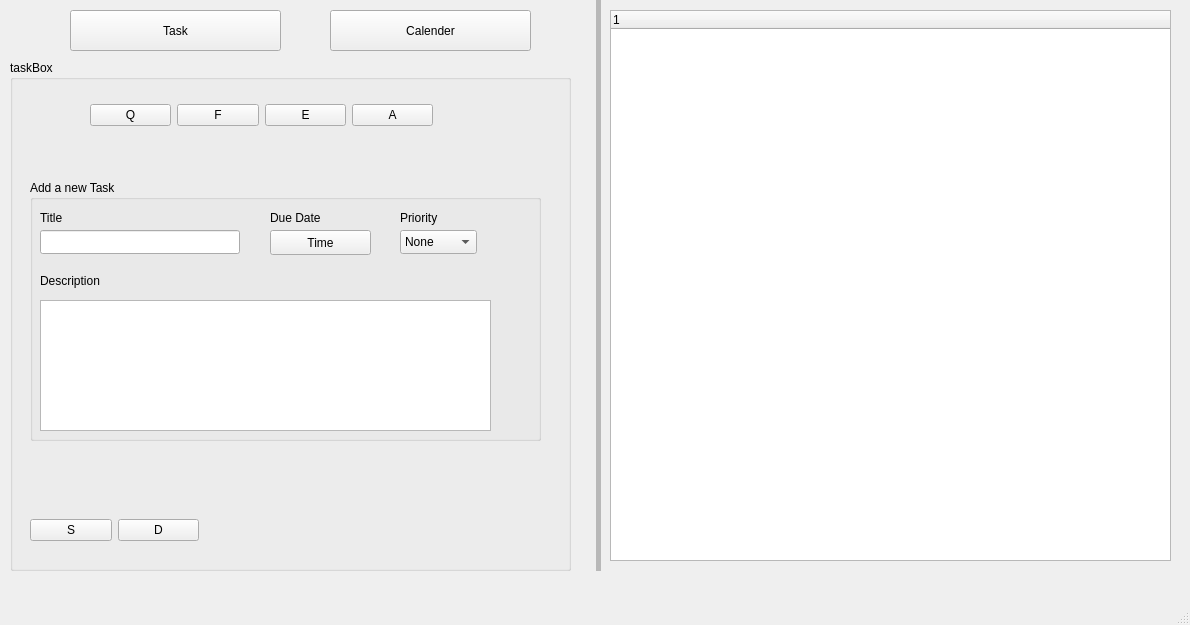
This is mainwindow.ui in mhmdrezanaderi/toDoList as Qt 5 draws it before an edit. The edited form follows.
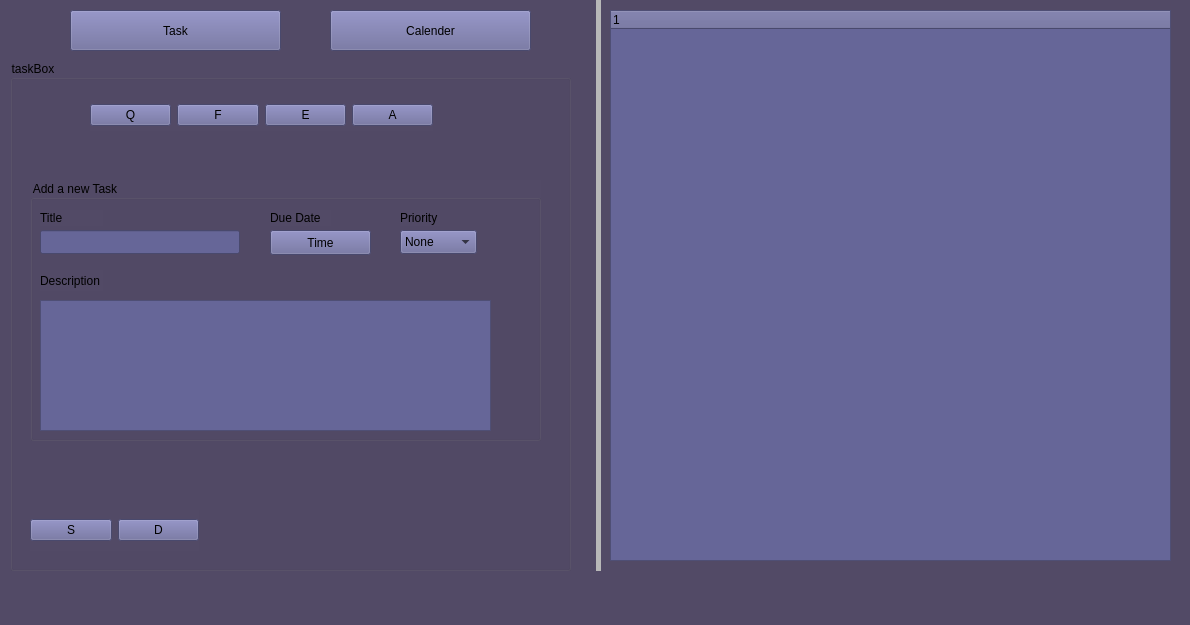
This is the edited form.

Patch:
```diff
--- a/mainwindow.ui
+++ b/mainwindow.ui
@@ -13,6 +13,10 @@
   <property name="windowTitle">
    <string>MainWindow</string>
   </property>
+  <property name="styleSheet">
+   <string notr="true">background-color:rgb(82, 74, 102);
+color: rgb(0, 0, 0)</string>
+  </property>
   <widget class="QWidget" name="centralwidget">
    <widget class="QPushButton" name="Task">
     <property name="geometry">
@@ -23,6 +27,10 @@
       <height>41</height>
      </rect>
     </property>
+    <property name="styleSheet">
+     <string notr="true">background-color:rgb(102, 102, 152);
+</string>
+    </property>
     <property name="text">
      <string>Task</string>
     </property>
@@ -36,6 +44,10 @@
       <height>41</height>
      </rect>
     </property>
+    <property name="styleSheet">
+     <string notr="true">background-color:rgb(102, 102, 152);
+</string>
+    </property>
     <property name="text">
      <string>Calender</string>
     </property>
@@ -113,6 +125,10 @@
         <height>131</height>
        </rect>
       </property>
+      <property name="styleSheet">
+       <string notr="true">background-color:rgb(102, 102, 152);
+</string>
+      </property>
      </widget>
      <widget class="QLabel" name="label">
       <property name="geometry">
@@ -136,6 +152,10 @@
         <height>24</height>
        </rect>
       </property>
+      <property name="styleSheet">
+       <string notr="true">background-color:rgb(102, 102, 152);
+</string>
+      </property>
      </widget>
      <widget class="QLabel" name="title">
       <property name="geometry">
@@ -159,6 +179,10 @@
         <height>25</height>
        </rect>
       </property>
+      <property name="styleSheet">
+       <string notr="true">background-color:rgb(102, 102, 152);
+</string>
+      </property>
       <property name="text">
        <string>Time</string>
       </property>
@@ -185,6 +209,10 @@
         <height>24</height>
        </rect>
       </property>
+      <property name="styleSheet">
+       <string notr="true">background-color:rgb(102, 102, 152);
+</string>
+      </property>
       <item>
        <property name="text">
         <string>None</string>
@@ -232,6 +260,10 @@
      <layout class="QHBoxLayout" name="saveDeletlayout">
       <item>
        <widget class="QPushButton" name="Save">
+        <property name="styleSheet">
+         <string notr="true">background-color:rgb(102, 102, 152);
+</string>
+        </property>
         <property name="text">
          <string>S</string>
         </property>
@@ -239,6 +271,10 @@
       </item>
       <item>
        <widget class="QPushButton" name="DeletTask">
+        <property name="styleSheet">
+         <string notr="true">background-color:rgb(102, 102, 152);
+</string>
+        </property>
         <property name="text">
          <string>D</string>
         </property>
@@ -258,13 +294,21 @@
      <layout class="QHBoxLayout" name="btnlayout">
       <item>
        <widget class="QPushButton" name="pushButton_4">
+        <property name="styleSheet">
+         <string notr="true">background-color:rgb(102, 102, 152);
+</string>
+        </property>
         <property name="text">
          <string>Q</string>
         </property>
        </widget>
       </item>
       <item>
-       <widget class="QPushButton" name="pushButton">
+       <widget class="QPushButton" name="Done">
+        <property name="styleSheet">
+         <string notr="true">background-color:rgb(102, 102, 152);
+</string>
+        </property>
         <property name="text">
          <string>F</string>
         </property>
@@ -272,6 +316,10 @@
       </item>
       <item>
        <widget class="QPushButton" name="pushButton_3">
+        <property name="styleSheet">
+         <string notr="true">background-color:rgb(102, 102, 152);
+</string>
+        </property>
         <property name="text">
          <string>E</string>
         </property>
@@ -279,6 +327,10 @@
       </item>
       <item>
        <widget class="QPushButton" name="AddTask">
+        <property name="styleSheet">
+         <string notr="true">background-color:rgb(102, 102, 152);
+</string>
+        </property>
         <property name="text">
          <string>A</string>
         </property>
@@ -296,6 +348,10 @@
       <height>551</height>
      </rect>
     </property>
+    <property name="styleSheet">
+     <string notr="true">background-color:rgb(102, 102, 152);
+</string>
+    </property>
     <column>
      <property name="text">
       <string notr="true">1</string>
```
